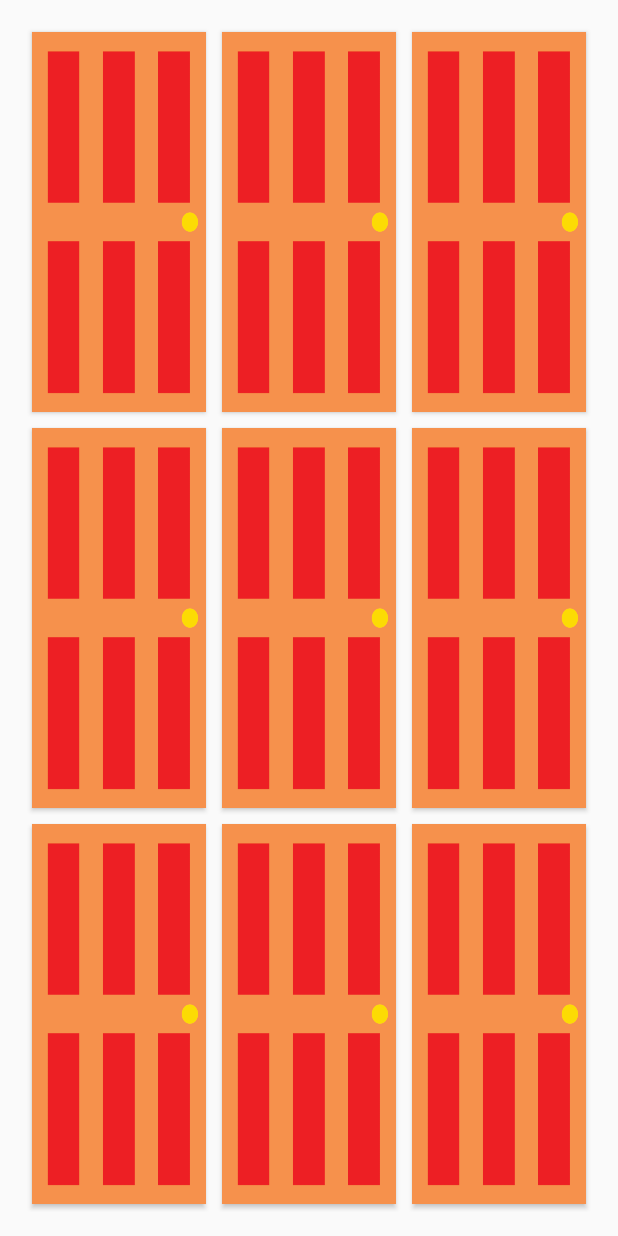
After one commit to ferchitas/chupipandi, an Android app: the layout j_fantasma_opera.xml on its own in the app's theme, with its tools: preview values and no code run, on a phone screen of 412 x 824 dp. The commit adds this screen. Run offline under Robolectric (Android 15) with nearby library versions, the phone set to English and light mode, and no system bars.

Commit message:
toda la tarde trabajando:
añadir strings
crear la activity principal del juego Fantasma de la opera y añadirle las puestas, probar que que "abren"
quitar la barra de estado y de navegacion

```diff
--- a/app/src/main/AndroidManifest.xml
+++ b/app/src/main/AndroidManifest.xml
@@ -49,7 +49,14 @@
         <!-- activity que reune todos los ajustes del juego -->
         <activity
             android:name=".Ajustes"
-            android:label="@string/ajustes">
+            android:label="@string/ajustes" >
+        </activity>
+
+        <!-- activity principal del juego el fantasma de la opera -->
+
+        <activity
+            android:name=".j_fantasma_opera"
+            android:label="@string/fantasmaOpera">
         </activity>
     </application>
 
--- /dev/null
+++ b/app/src/main/res/layout/j_fantasma_opera.xml
@@ -0,0 +1,110 @@
+<?xml version="1.0" encoding="utf-8"?>
+<RelativeLayout xmlns:android="http://schemas.android.com/apk/res/android"
+    xmlns:tools="http://schemas.android.com/tools" android:layout_width="match_parent"
+    android:layout_height="match_parent" android:paddingLeft="@dimen/activity_horizontal_margin"
+    android:paddingRight="@dimen/activity_horizontal_margin"
+    android:paddingTop="@dimen/activity_vertical_margin"
+    android:paddingBottom="@dimen/activity_vertical_margin"
+    tools:context="com.example.ferch.chupipadiparty.j_fantasma_opera">
+
+    <TableLayout
+        android:id="@+id/tableLayout1"
+        android:layout_width="fill_parent"
+        android:layout_height="fill_parent" >
+
+        <TableRow
+            android:id="@+id/tableRow1"
+            android:layout_width="wrap_content"
+            android:layout_height="0dp"
+            android:layout_weight="1">
+
+
+
+            <Button
+                android:id="@+id/p11"
+                android:layout_width="0dip"
+                android:layout_height="fill_parent"
+                android:layout_weight="1"
+                android:background="@drawable/puerta"
+                android:layout_margin="5dip"/>
+
+            <Button
+                android:id="@+id/p12"
+                android:layout_width="0dip"
+                android:layout_height="fill_parent"
+                android:layout_weight="1"
+                android:background="@drawable/puerta"
+                android:layout_margin="5dip"/>
+
+            <Button
+                android:id="@+id/p13"
+                android:layout_width="0dip"
+                android:layout_height="fill_parent"
+                android:layout_weight="1"
+                android:background="@drawable/puerta"
+                android:layout_margin="5dip"/>
+        </TableRow>
+
+        <TableRow
+            android:id="@+id/tableRow2"
+            android:layout_width="wrap_content"
+            android:layout_height="0dp"
+            android:layout_weight="1">
+
+            <Button
+                android:id="@+id/p21"
+                android:layout_width="0dip"
+                android:layout_height="fill_parent"
+                android:layout_weight="1"
+                android:background="@drawable/puerta"
+                android:layout_margin="5dip"/>
+
+            <Button
+                android:id="@+id/p22"
+                android:layout_width="0dip"
+                android:layout_height="fill_parent"
+                android:layout_weight="1"
+                android:background="@drawable/puerta"
+                android:layout_margin="5dip"/>
+            <Button
+                android:id="@+id/p23"
+                android:layout_width="0dip"
+                android:layout_height="fill_parent"
+                android:layout_weight="1"
+                android:background="@drawable/puerta"
+                android:layout_margin="5dip"/>
+        </TableRow>
+
+        <TableRow
+            android:id="@+id/tableRow3"
+            android:layout_width="wrap_content"
+            android:layout_height="0dp"
+            android:layout_weight="1" >
+
+            <Button
+                android:id="@+id/p31"
+                android:layout_width="0dip"
+                android:layout_height="fill_parent"
+                android:layout_weight="1"
+                android:background="@drawable/puerta"
+                android:layout_margin="5dip"/>
+
+            <Button
+                android:id="@+id/p32"
+                android:layout_width="0dip"
+                android:layout_height="fill_parent"
+                android:layout_weight="1"
+                android:background="@drawable/puerta"
+                android:layout_margin="5dip"/>
+
+            <Button
+                android:id="@+id/p33"
+                android:layout_width="0dip"
+                android:layout_height="fill_parent"
+                android:layout_weight="1"
+                android:background="@drawable/puerta"
+                android:layout_margin="5dip"/>
+        </TableRow>
+    </TableLayout>
+
+</RelativeLayout>
--- a/app/src/main/res/layout/personalizado.xml
+++ b/app/src/main/res/layout/personalizado.xml
@@ -7,4 +7,11 @@
     android:paddingBottom="@dimen/activity_vertical_margin"
     tools:context="com.example.ferch.chupipadiparty.personalizado">
 
+    <Button
+        android:layout_width="wrap_content"
+        android:layout_height="wrap_content"
+        android:text="New Button"
+        android:id="@+id/button"
+        android:layout_centerVertical="true"
+        android:layout_centerHorizontal="true" />
 </RelativeLayout>
--- a/app/src/main/res/values/strings.xml
+++ b/app/src/main/res/values/strings.xml
@@ -18,6 +18,14 @@
 
         <string name="guest">Unirse a partida</string>
 
+
+    <string name="fantasmaOpera">Fantasma de la opera</string>
+    <string name="alzaBandera">Alza la bandera</string>
+    <string name="Compositores">Compositores</string>
+    <!--
+    <string name=""></string>
+    <string name=""></string>
+    -->
 
 
     <string name="ajustes">Ajustes</string>     //los ajustes
```
Also changed, not shown: app/src/main/res/drawable/cantando.png (added), app/src/main/res/drawable/puerta.png (added).
